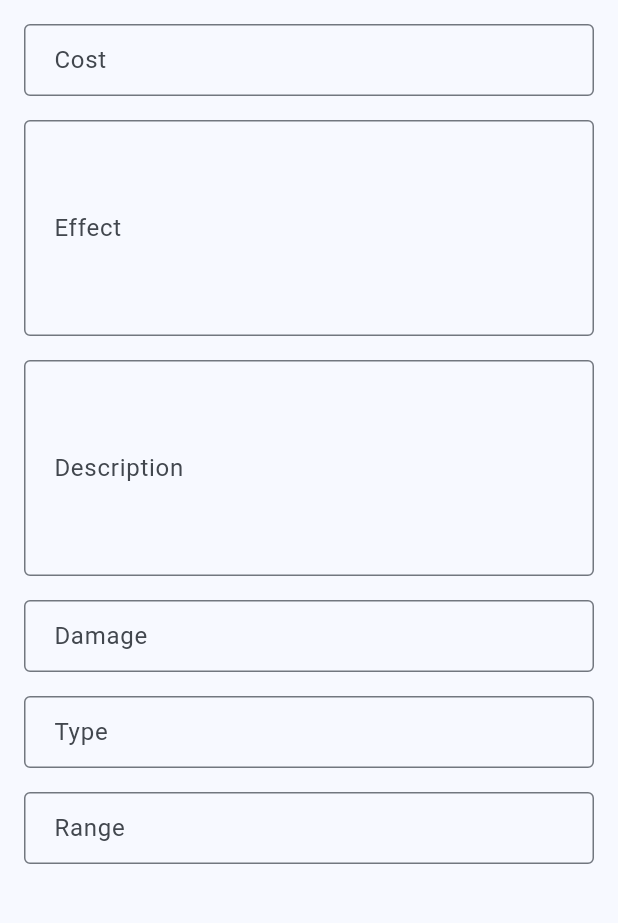
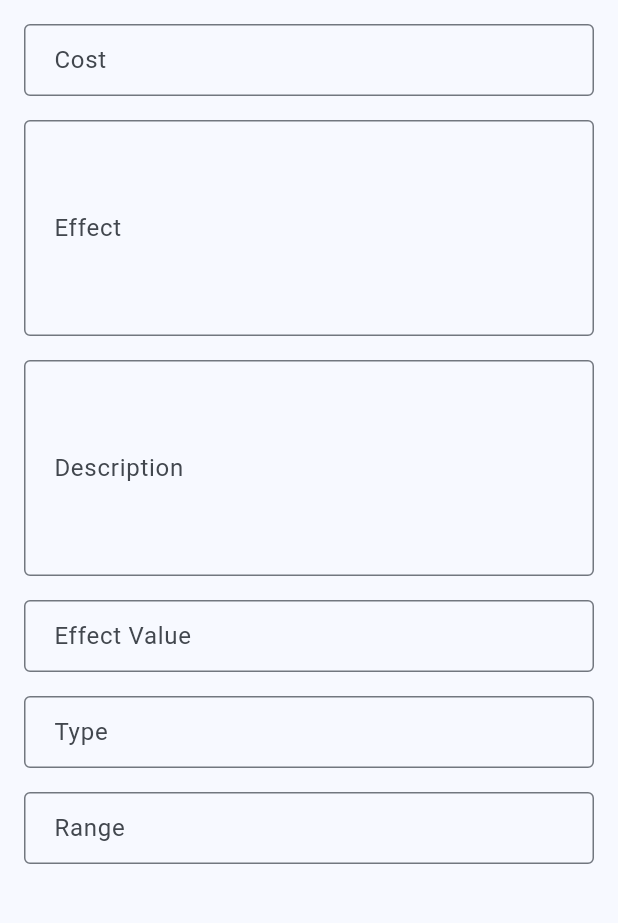
Before and after one commit to remideboer/titterpig, a Flutter app: the SpellsAdminScreen screen opened directly, after a tap on the "add" icon, on a phone screen of 412 x 824 dp, the part 180-1103 px from its top. Run offline on Flutter 3.47's test engine with Material 3 defaults, Android fonts, the phone set to English and light mode, and no system bars; our stand-ins replace flutter_svg, shared_preferences; accounts and stored records are empty; network calls fail.

```diff
--- /dev/null
+++ b/lib/models/die.dart
@@ -0,0 +1,38 @@
+import 'dart:math';
+
+class Die {
+  final int count;
+  static const int sides = 6;
+
+  Die(this.count);
+
+  int roll() {
+    int total = 0;
+    for (int i = 0; i < count; i++) {
+      final roll = Random().nextInt(sides) + 1;
+      // Calculate effect based on roll:
+      // 1-2 = 0 effect
+      // 3-5 = 1 effect
+      // 6 = 2 effect
+      total += roll <= 2 ? 0 : (roll <= 5 ? 1 : 2);
+    }
+    return total;
+  }
+
+  @override
+  String toString() {
+    return '${count}d$sides';
+  }
+
+  static Die fromDndDice(int count, int sides) {
+    if (count == 0 || sides == 0) return Die(0);
+
+    // Calculate maximum possible damage
+    final maxDamage = count * sides;
+
+    // Convert to d6 system by dividing max damage by 6 and rounding up
+    final convertedCount = (maxDamage / 6).ceil();
+
+    return Die(convertedCount);
+  }
+}
--- a/lib/models/spell.dart
+++ b/lib/models/spell.dart
@@ -1,8 +1,9 @@
 import 'package:flutter/foundation.dart';
+import 'die.dart';
 
 @immutable
 class Spell {
-  static const int currentSaveVersion = 2; // Increment this when making breaking changes to the save format
+  static const int currentSaveVersion = 3; // Increment version for breaking changes
 
   final String name;
   final String description;
@@ -10,7 +11,7 @@ class Spell {
   final bool isDndSpell;
   final String versionId;
   final DateTime lastUpdated;
-  final String damage;
+  final Die? effectValue;
   final String effect;
   final String type;
   final String range;
@@ -22,13 +23,14 @@ class Spell {
     this.isDndSpell = false,
     String? versionId,
     DateTime? lastUpdated,
-    this.damage = '',
+    Die? effectValue,
     this.effect = '',
     this.type = 'Spell',
     this.range = 'Self',
   }) :
     versionId = versionId ?? DateTime.now().millisecondsSinceEpoch.toString(),
-    lastUpdated = lastUpdated ?? DateTime.now();
+    lastUpdated = lastUpdated ?? DateTime.now(),
+    effectValue = effectValue;
 
   Spell copyWith({
     String? name,
@@ -37,7 +39,7 @@ class Spell {
     bool? isDndSpell,
     String? versionId,
     DateTime? lastUpdated,
-    String? damage,
+    Die? effectValue,
     String? effect,
     String? type,
     String? range,
@@ -49,7 +51,7 @@ class Spell {
       isDndSpell: isDndSpell ?? this.isDndSpell,
       versionId: versionId ?? this.versionId,
       lastUpdated: lastUpdated ?? this.lastUpdated,
-      damage: damage ?? this.damage,
+      effectValue: effectValue ?? this.effectValue,
       effect: effect ?? this.effect,
       type: type ?? this.type,
       range: range ?? this.range,
@@ -66,7 +68,7 @@ class Spell {
       'isDndSpell': isDndSpell,
       'versionId': versionId,
       'lastUpdated': lastUpdated.toIso8601String(),
-      'damage': damage,
+      'effectValue': effectValue?.count,
       'effect': effect,
       'type': type,
       'range': range,
@@ -75,6 +77,10 @@ class Spell {
 
   // Create Spell from JSON
   factory Spell.fromJson(Map<String, dynamic> json) {
+    final effectValue = json['effectValue'] != null
+        ? Die(json['effectValue'] as int)
+        : null;
+
     return Spell(
       name: json['name'] ?? 'Unknown Spell',
       description: json['description'] ?? 'No description available',
@@ -84,12 +90,15 @@ class Spell {
       lastUpdated: json['lastUpdated'] != null
           ? DateTime.parse(json['lastUpdated'])
           : DateTime.now(),
-      damage: json['damage'] ?? '',
+      effectValue: effectValue,
       effect: json['effect'] ?? '',
       type: json['type'] ?? 'Spell',
       range: json['range'] ?? 'Self',
     );
   }
+
+  // For backward compatibility
+  String get damage => effectValue?.toString() ?? '';
 
   bool isNewerThan(Spell other) {
     return lastUpdated.isAfter(other.lastUpdated);
@@ -113,7 +122,7 @@ class Spell {
       description: 'Deal fire damage to all targets in area',
       cost: 3,
       isDndSpell: true,
-      damage: '2d6',
+      effectValue: Die(2),
       effect: 'Deal fire damage to all targets in area',
       type: 'Offensive',
       range: '20ft radius',
@@ -123,7 +132,7 @@ class Spell {
       description: 'Restore HP to target',
       cost: 2,
       isDndSpell: true,
-      damage: '2d6',
+      effectValue: Die(2),
       effect: 'Restore HP to target',
       type: 'Support',
       range: 'Touch',
@@ -133,7 +142,6 @@ class Spell {
       description: 'Gain temporary HP',
       cost: 1,
       isDndSpell: true,
-      damage: '',
       effect: 'Gain temporary HP',
       type: 'Defensive',
       range: 'Self',
@@ -143,7 +151,7 @@ class Spell {
       description: 'Deal lightning damage in a line',
       cost: 2,
       isDndSpell: true,
-      damage: '1d6',
+      effectValue: Die(1),
       effect: 'Deal lightning damage in a line',
       type: 'Offensive',
       range: '60ft line',
@@ -153,7 +161,6 @@ class Spell {
       description: 'Move to any unoccupied space',
       cost: 2,
       isDndSpell: true,
-      damage: '',
       effect: 'Move to any unoccupied space',
       type: 'Utility',
       range: '30ft',
--- a/lib/repositories/dnd_spell_repository.dart
+++ b/lib/repositories/dnd_spell_repository.dart
@@ -2,6 +2,7 @@ import 'dart:convert';
 import 'package:shared_preferences/shared_preferences.dart';
 import 'package:http/http.dart' as http;
 import '../models/spell.dart';
+import '../services/dnd_spell_converter.dart';
 
 class DndSpellRepository {
   static const String _storageKey = 'dnd_spells';
@@ -53,18 +54,8 @@ class DndSpellRepository {
       final List<Spell> spells = [];
       for (var spell in spellList) {
         final spellDetail = await _fetchSpellDetail(spell['url']);
-        spells.add(Spell(
-          name: spellDetail['name'],
-          description: spellDetail['desc']?.join('\n') ?? 'No description available',
-          cost: spellDetail['level'] + 1, // Convert D&D level to our cost system
-          isDndSpell: true,
-          versionId: DateTime.now().millisecondsSinceEpoch.toString(),
-          lastUpdated: DateTime.now(),
-          damage: spellDetail['damage']?['damage_at_slot_level']?.values.first ?? '',
-          effect: spellDetail['desc']?.join('\n') ?? '',
-          type: spellDetail['school']?['name'] ?? 'Spell',
-          range: spellDetail['range'] ?? 'Self',
-        ));
+        final convertedSpell = DndSpellConverter.convertToSpell(spellDetail);
+        spells.add(convertedSpell);
       }
 
       await _storeSpells(spells);
--- a/lib/screens/spell_edit_screen.dart
+++ b/lib/screens/spell_edit_screen.dart
@@ -1,5 +1,6 @@
 import 'package:flutter/material.dart';
 import '../models/spell.dart';
+import '../models/die.dart';
 import '../theme/app_theme.dart';
 
 class SpellEditScreen extends StatefulWidget {
@@ -22,7 +23,7 @@ class _SpellEditScreenState extends State<SpellEditScreen> {
   final _costController = TextEditingController();
   final _effectController = TextEditingController();
   final _descriptionController = TextEditingController();
-  final _damageController = TextEditingController();
+  final _effectValueController = TextEditingController();
   final _typeController = TextEditingController();
   final _rangeController = TextEditingController();
 
@@ -34,7 +35,7 @@ class _SpellEditScreenState extends State<SpellEditScreen> {
       _costController.text = widget.spell!.cost.toString();
       _effectController.text = widget.spell!.effect;
       _descriptionController.text = widget.spell!.description;
-      _damageController.text = widget.spell!.damage;
+      _effectValueController.text = widget.spell!.effectValue?.count.toString() ?? '';
       _typeController.text = widget.spell!.type;
       _rangeController.text = widget.spell!.range;
     }
@@ -46,7 +47,7 @@ class _SpellEditScreenState extends State<SpellEditScreen> {
     _costController.dispose();
     _effectController.dispose();
     _descriptionController.dispose();
-    _damageController.dispose();
+    _effectValueController.dispose();
     _typeController.dispose();
     _rangeController.dispose();
     super.dispose();
@@ -58,11 +59,13 @@ class _SpellEditScreenState extends State<SpellEditScreen> {
         name: _nameController.text,
         description: _descriptionController.text,
         cost: int.tryParse(_costController.text) ?? 0,
-        damage: _damageController.text,
         effect: _effectController.text,
         type: _typeController.text,
         range: _rangeController.text,
         isDndSpell: widget.spell?.isDndSpell ?? false,
+        effectValue: _effectValueController.text.isNotEmpty
+            ? Die(int.parse(_effectValueController.text))
+            : null,
       );
 
       if (widget.spell != null) {
@@ -140,11 +143,12 @@ class _SpellEditScreenState extends State<SpellEditScreen> {
             ),
             const SizedBox(height: 16),
             TextFormField(
-              controller: _damageController,
+              controller: _effectValueController,
               decoration: const InputDecoration(
-                labelText: 'Damage',
+                labelText: 'Effect Value',
                 border: OutlineInputBorder(),
               ),
+              keyboardType: TextInputType.number,
             ),
             const SizedBox(height: 16),
             TextFormField(
@@ -163,7 +167,6 @@ class _SpellEditScreenState extends State<SpellEditScreen> {
               ),
             ),
             const SizedBox(height: 16),
-            // Add more fields here as needed
           ],
         ),
       ),
--- a/lib/screens/spell_list_screen.dart
+++ b/lib/screens/spell_list_screen.dart
@@ -2,6 +2,7 @@ import 'package:flutter/material.dart';
 import 'package:provider/provider.dart';
 import '../viewmodels/spell_list_viewmodel.dart';
 import '../models/spell.dart';
+import '../models/die.dart';
 import '../services/dnd_spell_converter.dart';
 import 'spell_detail_screen.dart';
 import '../widgets/hexagon_shape.dart';
@@ -126,8 +127,8 @@ class _SpellListScreenState extends State<SpellListScreen> {
                           crossAxisAlignment: CrossAxisAlignment.start,
                           children: [
                             Text(spell.description),
-                            if (spell.damage.isNotEmpty)
-                              Text('${spell.damage} ${spell.effect}'),
+                            if (spell.effectValue != null)
+                              Text('${spell.effectValue}'),
                             Text('${spell.type} • Range: ${spell.range}'),
                             Text(
                               'Cost: ${spell.cost}',
@@ -209,11 +210,6 @@ class _SpellListScreenState extends State<SpellListScreen> {
               ),
             ),
             TextField(
-              decoration: const InputDecoration(labelText: 'Damage'),
-              controller: TextEditingController(text: spell.damage),
-              onChanged: (value) => spell = spell.copyWith(damage: value),
-            ),
-            TextField(
               decoration: const InputDecoration(labelText: 'Effect'),
               controller: TextEditingController(text: spell.effect),
               onChanged: (value) => spell = spell.copyWith(effect: value),
@@ -227,6 +223,14 @@ class _SpellListScreenState extends State<SpellListScreen> {
               decoration: const InputDecoration(labelText: 'Range'),
               controller: TextEditingController(text: spell.range),
               onChanged: (value) => spell = spell.copyWith(range: value),
+            ),
+            TextField(
+              decoration: const InputDecoration(labelText: 'Effect Value'),
+              controller: TextEditingController(text: spell.effectValue?.toString() ?? ''),
+              keyboardType: TextInputType.number,
+              onChanged: (value) => spell = spell.copyWith(
+                effectValue: value.isNotEmpty ? Die.fromDndDice(1, int.parse(value)) : null,
+              ),
             ),
           ],
         ),
@@ -271,10 +275,6 @@ class _SpellListScreenState extends State<SpellListScreen> {
               ),
             ),
             TextField(
-              decoration: const InputDecoration(labelText: 'Damage'),
-              onChanged: (value) => _newSpell = _newSpell.copyWith(damage: value),
-            ),
-            TextField(
               decoration: const InputDecoration(labelText: 'Effect'),
               onChanged: (value) => _newSpell = _newSpell.copyWith(effect: value),
             ),
@@ -285,6 +285,13 @@ class _SpellListScreenState extends State<SpellListScreen> {
             TextField(
               decoration: const InputDecoration(labelText: 'Range'),
               onChanged: (value) => _newSpell = _newSpell.copyWith(range: value),
+            ),
+            TextField(
+              decoration: const InputDecoration(labelText: 'Effect Value'),
+              keyboardType: TextInputType.number,
+              onChanged: (value) => _newSpell = _newSpell.copyWith(
+                effectValue: value.isNotEmpty ? Die.fromDndDice(1, int.parse(value)) : null,
+              ),
             ),
           ],
         ),
@@ -309,7 +316,7 @@ class _SpellListScreenState extends State<SpellListScreen> {
     name: '',
     description: '',
     cost: 0,
-    damage: '',
+    effectValue: null,
     effect: '',
     type: 'Spell',
     range: 'Self',
```
Also changed, not shown: lib/screens/spell_selection_screen.dart (+33 -4 lines), lib/services/dnd_spell_converter.dart (+66 -10 lines).
